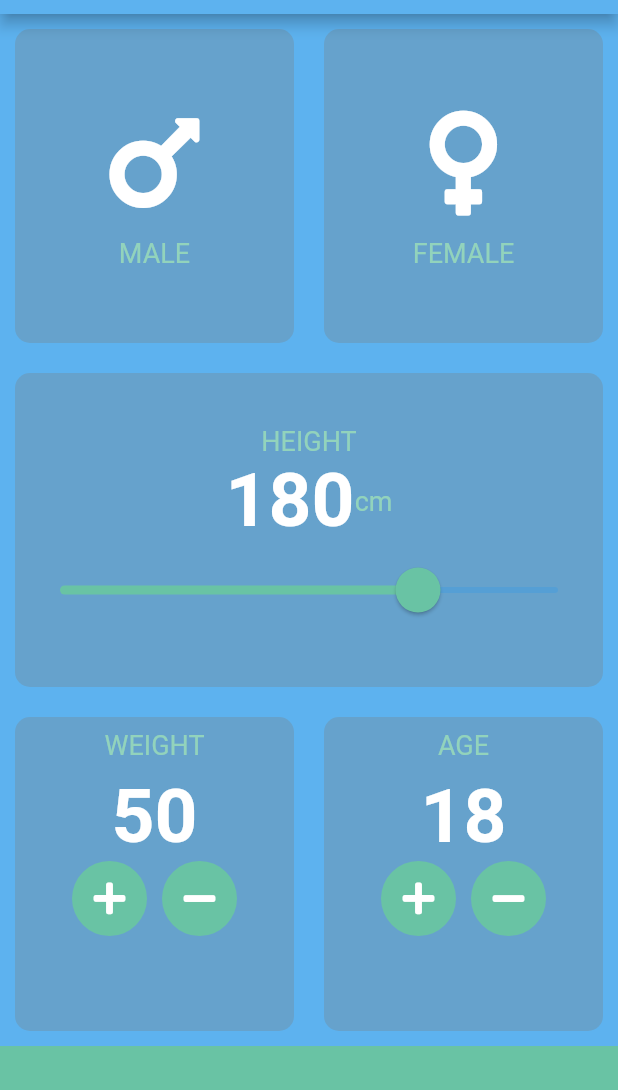
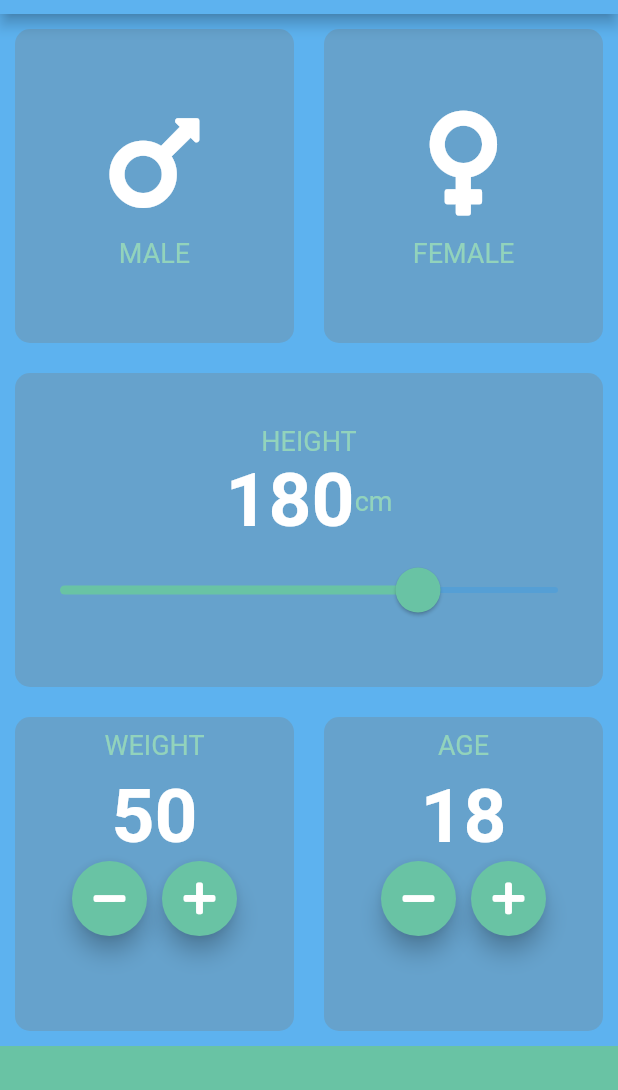
Before and after one commit to matatoMatata94/BMI_calculator_clone, a Flutter app: the screen it shows after launch, on a phone screen of 412 x 824 dp, the part 70-1160 px from its top. Run offline on Flutter 3.47's test engine with Material 2 defaults, Android fonts, the phone set to English and light mode, and no system bars; our stand-ins replace font_awesome_flutter.

Commit message:
Updated RoundCircleButton
Added some functionality

```diff
--- a/lib/input_page.dart
+++ b/lib/input_page.dart
@@ -1,6 +1,7 @@
 import 'package:bmi_calculator/constants.dart';
 import 'package:bmi_calculator/gender.dart';
 import 'package:bmi_calculator/reusable_card.dart';
+import 'package:bmi_calculator/round_cirle_button.dart';
 import 'package:flutter/cupertino.dart';
 import 'package:flutter/material.dart';
 import 'package:font_awesome_flutter/font_awesome_flutter.dart';
@@ -137,9 +138,23 @@ class _InputPageState extends State<InputPage> {
                         Row(
                           mainAxisAlignment: MainAxisAlignment.center,
                           children: [
-                            CircleIconButton(icon: FontAwesomeIcons.plus),
+                            CircleIconButton(
+                              icon: FontAwesomeIcons.minus,
+                              onPressed: () {
+                                setState(() {
+                                  weight--;
+                                });
+                              },
+                            ),
                             SizedBox(width: 10),
-                            CircleIconButton(icon: FontAwesomeIcons.minus),
+                            CircleIconButton(
+                              icon: FontAwesomeIcons.plus,
+                              onPressed: () {
+                                setState(() {
+                                  weight++;
+                                });
+                              },
+                            ),
                           ],
                         ),
                       ],
@@ -166,9 +181,23 @@ class _InputPageState extends State<InputPage> {
                         Row(
                           mainAxisAlignment: MainAxisAlignment.center,
                           children: [
-                            CircleIconButton(icon: FontAwesomeIcons.plus),
+                            CircleIconButton(
+                              icon: FontAwesomeIcons.minus,
+                              onPressed: () {
+                                setState(() {
+                                  age--;
+                                });
+                              },
+                            ),
                             SizedBox(width: 10),
-                            CircleIconButton(icon: FontAwesomeIcons.minus),
+                            CircleIconButton(
+                              icon: FontAwesomeIcons.plus,
+                              onPressed: () {
+                                setState(() {
+                                  age++;
+                                });
+                              },
+                            ),
                           ],
                         ),
                       ],
@@ -187,23 +216,3 @@ class _InputPageState extends State<InputPage> {
     );
   }
 }
-
-class CircleIconButton extends StatelessWidget {
-  CircleIconButton({this.icon});
-  final IconData icon;
-
-  @override
-  Widget build(BuildContext context) {
-    return RawMaterialButton(
-      elevation: 0.0,
-      child: Icon(icon),
-      onPressed: () {},
-      constraints: BoxConstraints.tightFor(
-        width: 50.0,
-        height: 50.0,
-      ),
-      shape: CircleBorder(),
-      fillColor: kBottomBarColor,
-    );
-  }
-}
--- /dev/null
+++ b/lib/round_cirle_button.dart
@@ -0,0 +1,23 @@
+import 'package:bmi_calculator/constants.dart';
+import 'package:flutter/material.dart';
+
+class CircleIconButton extends StatelessWidget {
+  CircleIconButton({@required this.icon, @required this.onPressed});
+  final IconData icon;
+  final Function onPressed;
+
+  @override
+  Widget build(BuildContext context) {
+    return RawMaterialButton(
+      elevation: 6.0,
+      child: Icon(icon),
+      onPressed: onPressed,
+      constraints: BoxConstraints.tightFor(
+        width: 50.0,
+        height: 50.0,
+      ),
+      shape: CircleBorder(),
+      fillColor: kBottomBarColor,
+    );
+  }
+}
```
